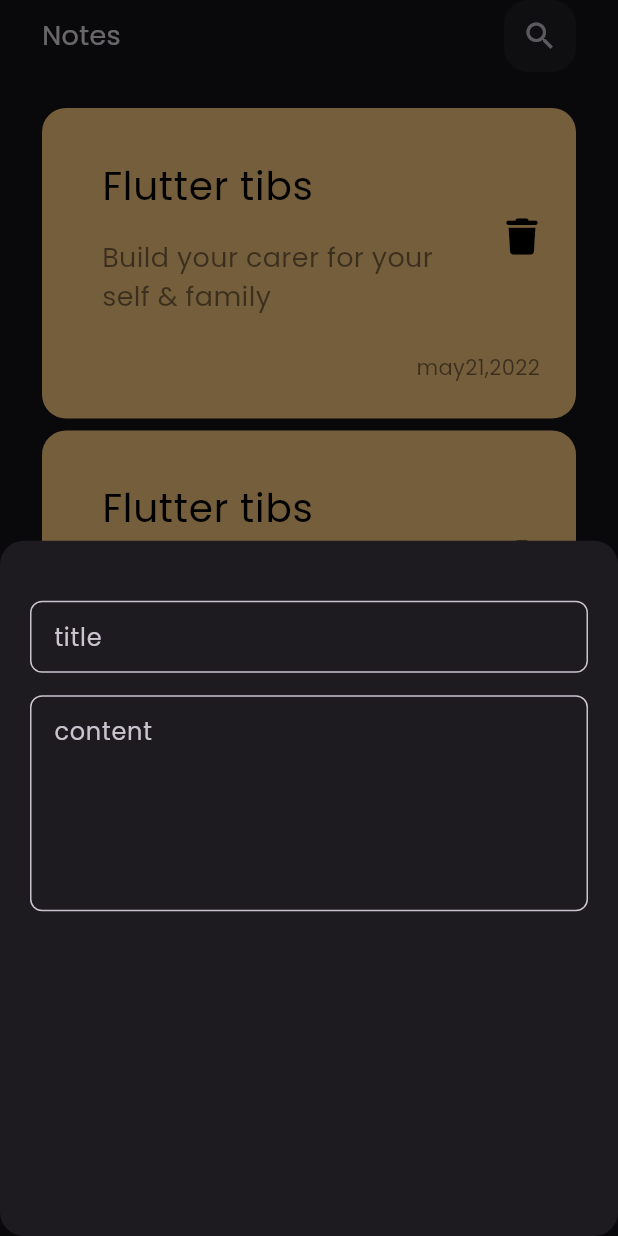
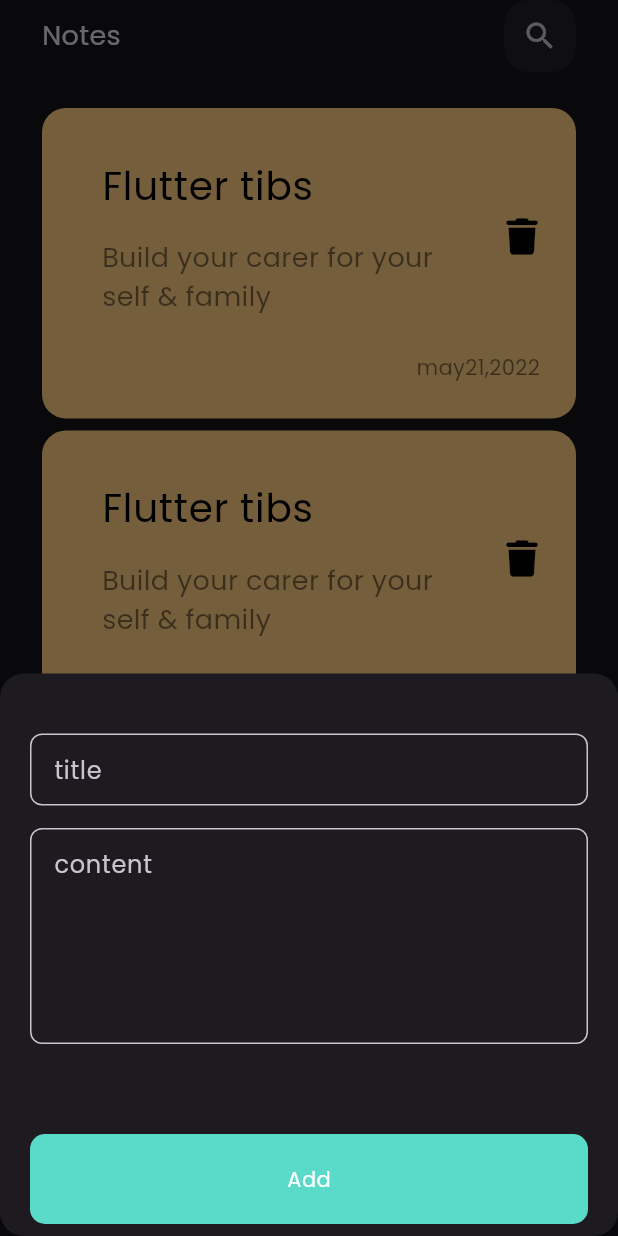
Before and after one commit to AmrMohamed97/local_notes, a Flutter app: the screen it shows after launch, after a tap on the "add" icon, on a phone screen of 412 x 824 dp. Run offline on Flutter 3.47's test engine with Material 3 defaults, Android fonts, the phone set to English and light mode, and no system bars; our stand-ins replace font_awesome_flutter.

Commit message:
edit note view ui

```diff
--- a/lib/views/widgets/add_notes_sheet.dart
+++ b/lib/views/widgets/add_notes_sheet.dart
@@ -1,4 +1,5 @@
 import 'package:flutter/material.dart';
+import 'package:local_notes_app/core/widgets/custom_general_button.dart';
 import 'package:local_notes_app/core/widgets/custom_text_field.dart';
 
 class AddNoteBottemSheet extends StatelessWidget {
@@ -6,9 +7,9 @@ class AddNoteBottemSheet extends StatelessWidget {
 
   @override
   Widget build(BuildContext context) {
-    return Container(
-      child: const Padding(
-        padding: EdgeInsets.symmetric(horizontal: 20.0),
+    return const Padding(
+      padding: EdgeInsets.symmetric(horizontal: 20.0),
+      child: SingleChildScrollView(
         child: Column(children: [
           SizedBox(
             height: 40,
@@ -26,6 +27,14 @@ class AddNoteBottemSheet extends StatelessWidget {
             textInputType: TextInputType.text,
             maxLines: 5,
           ),
+          Padding(
+            padding: EdgeInsets.only(top: 60.0, bottom: 8),
+            child: CustomGeneralButton(
+              label: 'Add',
+              color: Color(0xff5ADBC9),
+              radius: 10,
+            ),
+          ),
         ]),
       ),
     );
--- a/lib/views/widgets/custom_app_bar.dart
+++ b/lib/views/widgets/custom_app_bar.dart
@@ -2,20 +2,21 @@ import 'package:flutter/material.dart';
 import 'package:local_notes_app/views/widgets/custom_search_icon.dart';
 
 class CustomAppBar extends StatelessWidget {
-  const CustomAppBar({super.key});
-
+  const CustomAppBar({required this.title, required this.icon, super.key});
+  final String title;
+  final IconData icon;
   @override
   Widget build(BuildContext context) {
-    return const Row(
+    return Row(
       children: [
         Text(
-          'Notes',
-          style: TextStyle(
+          title,
+          style: const TextStyle(
             fontSize: 18.0,
           ),
         ),
-        Spacer(),
-        CustomSearchIcon(),
+        const Spacer(),
+        CustomSearchIcon(icon: icon),
       ],
     );
   }
--- a/lib/views/widgets/custom_search_icon.dart
+++ b/lib/views/widgets/custom_search_icon.dart
@@ -1,8 +1,8 @@
 import 'package:flutter/material.dart';
 
 class CustomSearchIcon extends StatelessWidget {
-  const CustomSearchIcon({super.key});
-
+  const CustomSearchIcon({required this.icon, super.key});
+  final IconData icon;
   @override
   Widget build(BuildContext context) {
     return Container(
@@ -12,7 +12,7 @@ class CustomSearchIcon extends StatelessWidget {
         ),
         child: IconButton(
           onPressed: () {},
-          icon: const Icon(Icons.search),
+          icon: Icon(icon),
         ));
   }
 }
--- a/lib/views/widgets/note_item.dart
+++ b/lib/views/widgets/note_item.dart
@@ -1,12 +1,18 @@
 import 'package:flutter/material.dart';
 import 'package:font_awesome_flutter/font_awesome_flutter.dart';
+import 'package:local_notes_app/views/edit_note/edit_note_view.dart';
 
 class NoteItem extends StatelessWidget {
   const NoteItem({super.key});
 
   @override
   Widget build(BuildContext context) {
-    return Container(
+    return GestureDetector(
+      onTap: () {
+        Navigator.of(context)
+            .push(MaterialPageRoute(builder: (context) => const EditNoteVew()));
+      },
+      child: Container(
         padding: const EdgeInsetsDirectional.only(top: 24.0, start: 24.0),
         decoration: BoxDecoration(
           color: const Color(0xffffcc80),
@@ -49,6 +55,7 @@ class NoteItem extends StatelessWidget {
                 ))
           ],
         ),
+      ),
     );
   }
 }
--- a/lib/views/widgets/note_view_body.dart
+++ b/lib/views/widgets/note_view_body.dart
@@ -12,7 +12,10 @@ class NoteViewBody extends StatelessWidget {
       padding: EdgeInsets.symmetric(horizontal: 28.0),
       child: Column(
         children: [
-          CustomAppBar(),
+          CustomAppBar(
+            icon: Icons.search,
+            title: 'Notes',
+          ),
           Expanded(child: NoteListView()),
         ],
       ),
```
Also changed, not shown: lib/views/edit_note/edit_note_view.dart (added, +13 -0 lines), lib/views/edit_note/widgets/edit_note_view_body.dart (added, +37 -0 lines). Lines whose indentation alone changed are shown as unchanged.
